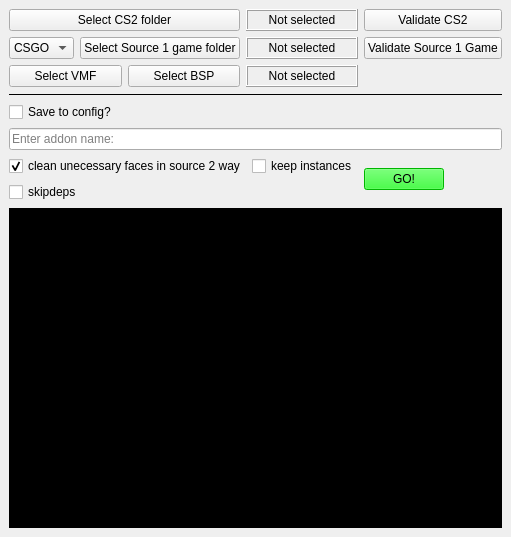
The window that src/ui/interface.ui (LaplaceTor/cs2-map-importer) describes before a commit, drawn with Qt 5.
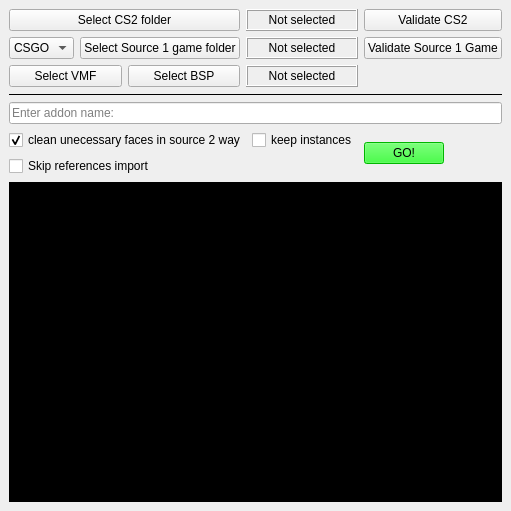
The same window after the commit.

Commit message:
Update save config and UI checkbox relationships
- Remove `config_checkbox` from `src/ui/interface.ui` and `src/ui.cpp`.
- Always save configuration by removing the condition on `save_to_cfg()`.
- Rename "skipdeps" to "Skip references import" in `src/ui/interface.ui`.
- Enforce relationship between `usebsp_checkbox` and `usebsp_nomergeinstances_checkbox` in UI toggles and internally generated launch options.

Patch:
```diff
--- a/src/ui/interface.ui
+++ b/src/ui/interface.ui
@@ -159,13 +159,6 @@
      </widget>
     </item>
 
-    <item row="4" column="0" colspan="3">
-     <widget class="QCheckBox" name="config_checkbox">
-      <property name="text">
-       <string>Save to config?</string>
-      </property>
-     </widget>
-    </item>
 
     <item row="5" column="0" colspan="3">
      <widget class="QLineEdit" name="addon_edit">
@@ -220,7 +213,7 @@
     <item row="7" column="0" colspan="2">
      <widget class="QCheckBox" name="skipdeps_checkbox">
       <property name="text">
-       <string>skipdeps</string>
+       <string>Skip references import</string>
       </property>
      </widget>
     </item>
```
The commit also changes 1 other file.
